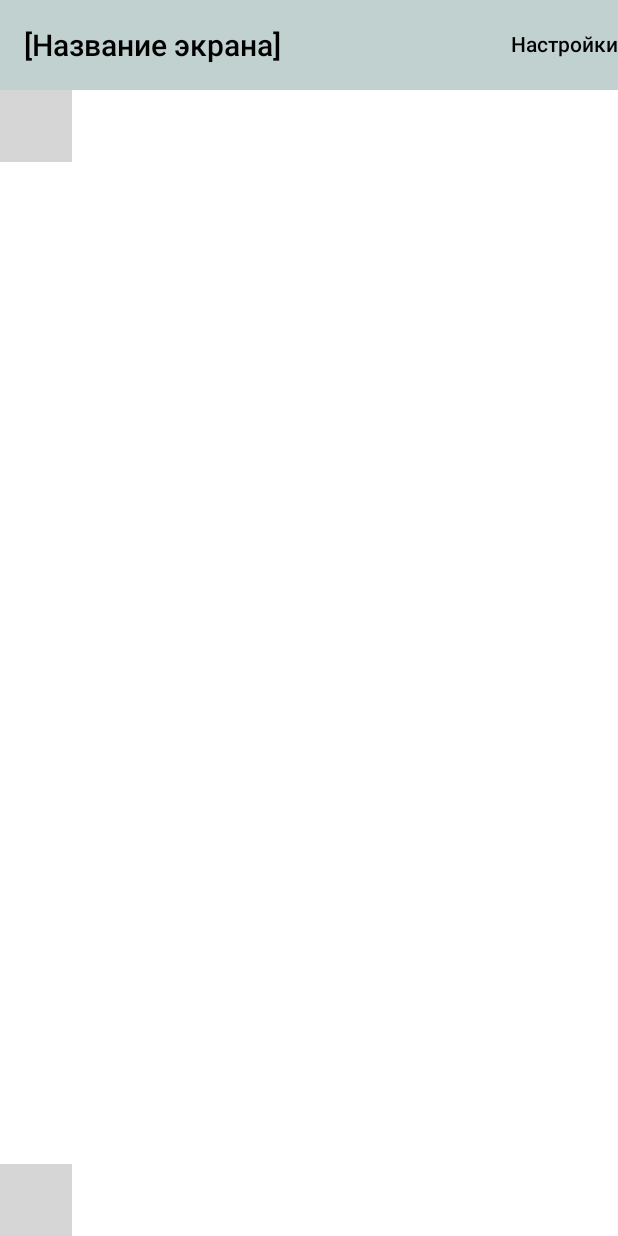
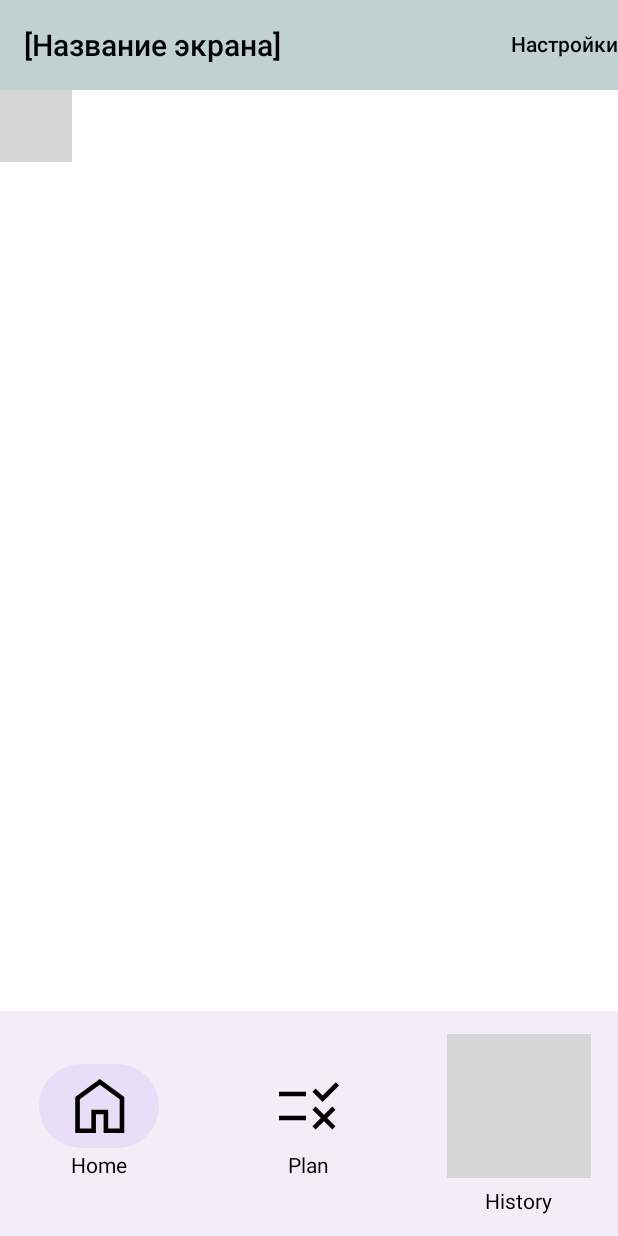
Before and after one commit to Oleg1202000/finApp, an Android app built with Jetpack Compose: the screen it shows after launch (MainActivity), on a phone screen of 412 x 824 dp. Run offline under Robolectric (Android 15) with nearby library versions, the phone set to English and light mode, and no system bars; our stand-ins replace Dagger/Hilt's generated code; 1 statement that could not run was skipped; grey boxes are pictures that could not be loaded.

Commit message:
Добавил NavigationBar

```diff
--- a/mobile/app/src/main/java/com/oleg1202000/finapp/ui/Navigation.kt
+++ b/mobile/app/src/main/java/com/oleg1202000/finapp/ui/Navigation.kt
@@ -31,7 +31,12 @@ class Navigation(navController: NavHostController) {
 
     val navigateToHome: () -> Unit = {
         navController.navigate(Screen.Home.route) {
+            popUpTo(Screen.Home.route) {
+                saveState = true
+            }
             restoreState = true
+            launchSingleTop = true
+
         }
     }
 
--- /dev/null
+++ b/mobile/app/src/main/java/com/oleg1202000/finapp/ui/components/FinappNavagationBar.kt
@@ -0,0 +1,64 @@
+package com.oleg1202000.finapp.ui.components
+
+import androidx.compose.foundation.layout.*
+import androidx.compose.material.*
+import androidx.compose.material3.NavigationBar
+import androidx.compose.material3.NavigationBarItem
+import androidx.compose.runtime.Composable
+import androidx.compose.runtime.getValue
+import androidx.compose.ui.Modifier
+import androidx.compose.ui.res.painterResource
+import androidx.compose.ui.text.style.TextOverflow
+import androidx.compose.ui.unit.dp
+import androidx.navigation.NavController
+import androidx.navigation.compose.currentBackStackEntryAsState
+
+import com.oleg1202000.finapp.R
+import com.oleg1202000.finapp.ui.Screen
+
+
+
+@Composable
+fun FinappNavigationBar(navController: NavController) {
+
+    NavigationBar(tonalElevation = 60.dp,
+        windowInsets = WindowInsets.navigationBars,
+        modifier = Modifier.height(150.dp)
+    ) {
+
+        val navBackStackEntry by navController.currentBackStackEntryAsState()
+        val currentDestination = navBackStackEntry?.destination
+
+        navItems.forEach { screen ->
+            NavigationBarItem(
+                label = {
+                    Text(text = screen.label,
+                        maxLines = 1,
+                        overflow = TextOverflow.Ellipsis
+                    )
+                        },
+                selected = currentDestination?.route == screen.route,
+                onClick = {
+                    navController.navigate(screen.route) {
+                        popUpTo(Screen.Home.route) {
+                            saveState = true
+                        }
+                        restoreState = true
+                        launchSingleTop = true
+                    }
+                          },
+                icon = { Icon(painter = painterResource(screen.icon),
+                    contentDescription = screen.label) },
+            )
+        }
+    }
+}
+
+
+data class ScreenItem(val route: String, val label: String, val icon: Int)
+
+val navItems = listOf(
+    ScreenItem("home", "Home", R.drawable.ic_home),
+    ScreenItem("plan", "Plan", R.drawable.ic_plan),
+    ScreenItem("history", "History", R.drawable.ic_history)
+)
```
